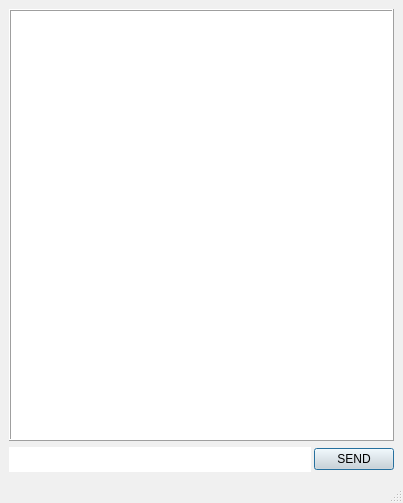
KatarzynaDudziak/tcp-chat, file mainwindow.ui: the form before one commit.
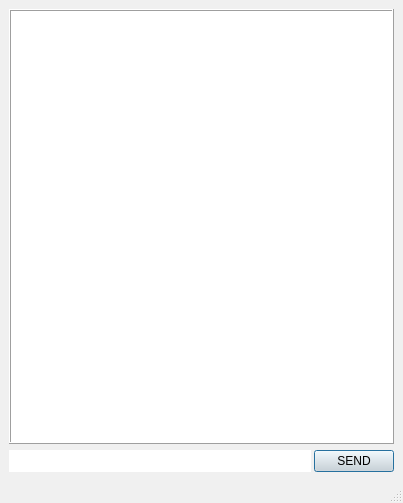
The form after the commit.

What changed in the file:
```diff
--- a/mainwindow.ui
+++ b/mainwindow.ui
@@ -879,8 +879,8 @@
       </property>
       <property name="font">
        <font>
-        <family>Baskerville Old Face</family>
-        <pointsize>12</pointsize>
+        <family>Times New Roman</family>
+        <pointsize>11</pointsize>
        </font>
       </property>
       <property name="acceptDrops">
@@ -912,7 +912,7 @@
         </property>
         <property name="font">
          <font>
-          <family>Baskerville Old Face</family>
+          <family>Times New Roman</family>
           <pointsize>12</pointsize>
          </font>
         </property>
```
Left out of the diff: 2 changed lines with no effect on the pictures.
